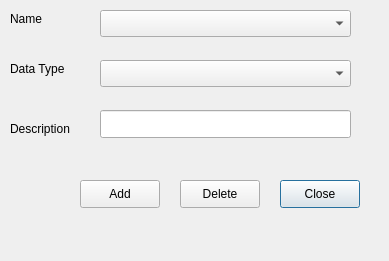
This is open-ihm/gui/designs/ui_housecharacteristics.ui in snim2mirror/openihm as Qt 5 draws it before an edit. The edited form follows.
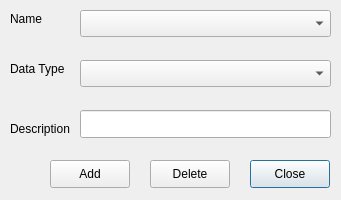
This is the edited form.

```diff
--- a/open-ihm/gui/designs/ui_housecharacteristics.ui
+++ b/open-ihm/gui/designs/ui_housecharacteristics.ui
@@ -5,14 +5,14 @@
    <rect>
     <x>0</x>
     <y>0</y>
-    <width>389</width>
-    <height>261</height>
+    <width>341</width>
+    <height>200</height>
    </rect>
   </property>
   <property name="minimumSize" >
    <size>
-    <width>389</width>
-    <height>261</height>
+    <width>341</width>
+    <height>200</height>
    </size>
   </property>
   <property name="windowTitle" >
@@ -21,8 +21,8 @@
   <widget class="QPushButton" name="btnHouseClose" >
    <property name="geometry" >
     <rect>
-     <x>280</x>
-     <y>180</y>
+     <x>250</x>
+     <y>160</y>
      <width>80</width>
      <height>28</height>
     </rect>
@@ -34,8 +34,8 @@
   <widget class="QPushButton" name="pushButton_2" >
    <property name="geometry" >
     <rect>
-     <x>180</x>
-     <y>180</y>
+     <x>150</x>
+     <y>160</y>
      <width>80</width>
      <height>28</height>
     </rect>
@@ -47,8 +47,8 @@
   <widget class="QPushButton" name="pushButton_3" >
    <property name="geometry" >
     <rect>
-     <x>80</x>
-     <y>180</y>
+     <x>50</x>
+     <y>160</y>
      <width>80</width>
      <height>28</height>
     </rect>
@@ -60,7 +60,7 @@
   <widget class="QComboBox" name="comboBox" >
    <property name="geometry" >
     <rect>
-     <x>100</x>
+     <x>80</x>
      <y>10</y>
      <width>251</width>
      <height>27</height>
@@ -70,7 +70,7 @@
   <widget class="QComboBox" name="comboBox_2" >
    <property name="geometry" >
     <rect>
-     <x>100</x>
+     <x>80</x>
      <y>60</y>
      <width>251</width>
      <height>27</height>
@@ -106,7 +106,7 @@
   <widget class="QLineEdit" name="lineEdit" >
    <property name="geometry" >
     <rect>
-     <x>100</x>
+     <x>80</x>
      <y>110</y>
      <width>251</width>
      <height>28</height>
```
